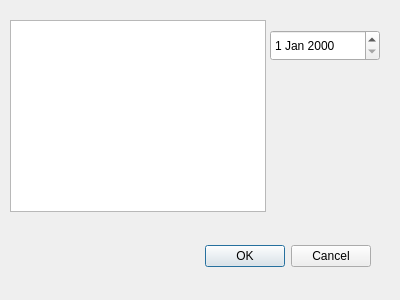
darmonlor/KUMovie, file addmovie.ui: the form before one commit.
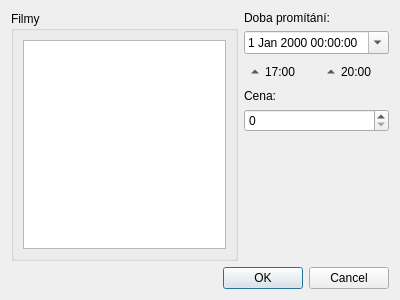
The form after the commit.

Commit message: add movie dialog "compleded"

The edit to the form file:
```diff
--- a/addmovie.ui
+++ b/addmovie.ui
@@ -13,42 +13,123 @@
   <property name="windowTitle">
    <string>Dialog</string>
   </property>
-  <widget class="QDialogButtonBox" name="buttonBox">
-   <property name="geometry">
-    <rect>
-     <x>30</x>
-     <y>240</y>
-     <width>341</width>
-     <height>32</height>
-    </rect>
-   </property>
-   <property name="orientation">
-    <enum>Qt::Horizontal</enum>
-   </property>
-   <property name="standardButtons">
-    <set>QDialogButtonBox::Cancel|QDialogButtonBox::Ok</set>
-   </property>
-  </widget>
-  <widget class="QListWidget" name="listWidget">
-   <property name="geometry">
-    <rect>
-     <x>10</x>
-     <y>20</y>
-     <width>256</width>
-     <height>192</height>
-    </rect>
-   </property>
-  </widget>
-  <widget class="QDateEdit" name="dateEdit">
-   <property name="geometry">
-    <rect>
-     <x>270</x>
-     <y>30</y>
-     <width>110</width>
-     <height>31</height>
-    </rect>
-   </property>
-  </widget>
+  <layout class="QVBoxLayout" name="verticalLayout">
+   <item>
+    <layout class="QHBoxLayout" name="horizontalLayout_2">
+     <item>
+      <widget class="QGroupBox" name="groupBox">
+       <property name="title">
+        <string>Filmy</string>
+       </property>
+       <layout class="QHBoxLayout" name="horizontalLayout">
+        <item>
+         <widget class="QListWidget" name="movieListWidget"/>
+        </item>
+       </layout>
+      </widget>
+     </item>
+     <item>
+      <layout class="QVBoxLayout" name="verticalLayout_2">
+       <item>
+        <widget class="QLabel" name="label">
+         <property name="text">
+          <string>Doba promítání:</string>
+         </property>
+        </widget>
+       </item>
+       <item>
+        <widget class="QDateTimeEdit" name="movieDateTimeEdit">
+         <property name="calendarPopup">
+          <bool>true</bool>
+         </property>
+        </widget>
+       </item>
+       <item>
+        <layout class="QHBoxLayout" name="horizontalLayout_3">
+         <item>
+          <widget class="QToolButton" name="toolButton">
+           <property name="sizePolicy">
+            <sizepolicy hsizetype="Preferred" vsizetype="Fixed">
+             <horstretch>0</horstretch>
+             <verstretch>0</verstretch>
+            </sizepolicy>
+           </property>
+           <property name="text">
+            <string>17:00</string>
+           </property>
+           <property name="toolButtonStyle">
+            <enum>Qt::ToolButtonTextBesideIcon</enum>
+           </property>
+           <property name="autoRaise">
+            <bool>true</bool>
+           </property>
+           <property name="arrowType">
+            <enum>Qt::UpArrow</enum>
+           </property>
+          </widget>
+         </item>
+         <item>
+          <widget class="QToolButton" name="toolButton_2">
+           <property name="sizePolicy">
+            <sizepolicy hsizetype="Preferred" vsizetype="Fixed">
+             <horstretch>0</horstretch>
+             <verstretch>0</verstretch>
+            </sizepolicy>
+           </property>
+           <property name="text">
+            <string>20:00</string>
+           </property>
+           <property name="toolButtonStyle">
+            <enum>Qt::ToolButtonTextBesideIcon</enum>
+           </property>
+           <property name="autoRaise">
+            <bool>true</bool>
+           </property>
+           <property name="arrowType">
+            <enum>Qt::UpArrow</enum>
+           </property>
+          </widget>
+         </item>
+        </layout>
+       </item>
+       <item>
+        <widget class="QLabel" name="label_2">
+         <property name="text">
+          <string>Cena:</string>
+         </property>
+        </widget>
+       </item>
+       <item>
+        <widget class="QSpinBox" name="priceSpinBox"/>
+       </item>
+       <item>
+        <spacer name="verticalSpacer">
+         <property name="orientation">
+          <enum>Qt::Vertical</enum>
+         </property>
+         <property name="sizeHint" stdset="0">
+          <size>
+           <width>20</width>
+           <height>40</height>
+          </size>
+         </property>
+        </spacer>
+       </item>
+      </layout>
+     </item>
+    </layout>
+   </item>
+   <item>
+    <widget class="QDialogButtonBox" name="buttonBox">
+     <property name="orientation">
+      <enum>Qt::Horizontal</enum>
+     </property>
+     <property name="standardButtons">
+      <set>QDialogButtonBox::Cancel|QDialogButtonBox::Ok</set>
+     </property>
+    </widget>
+   </item>
+  </layout>
  </widget>
  <resources/>
  <connections>
```
The commit also changes 7 other files.
